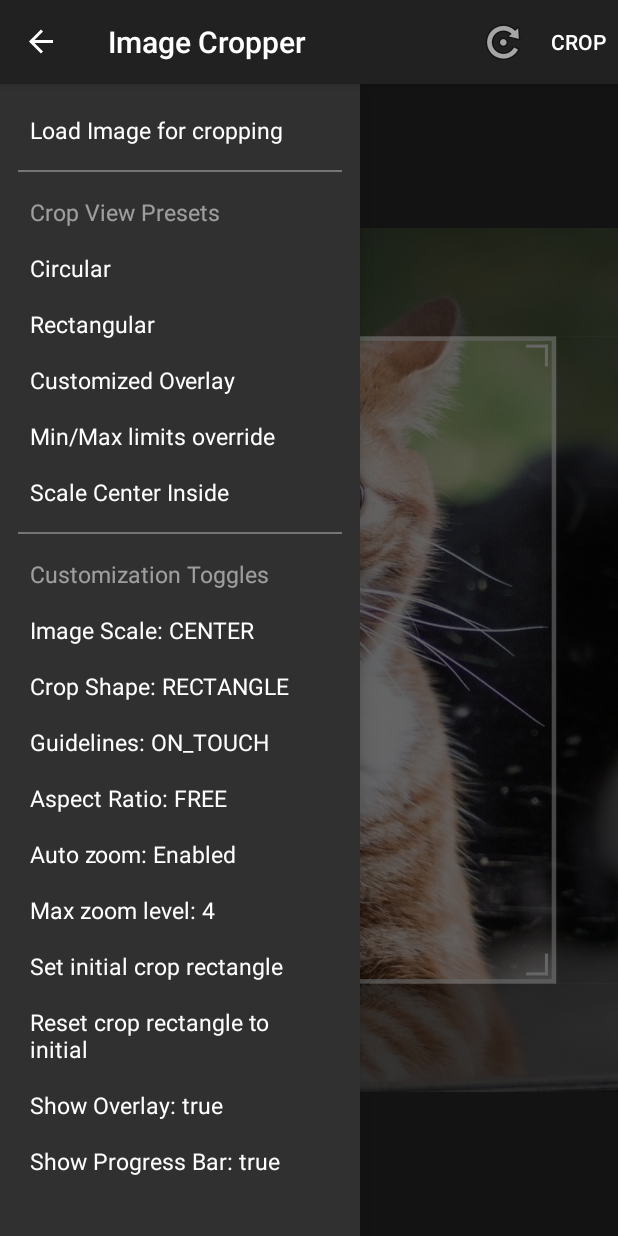
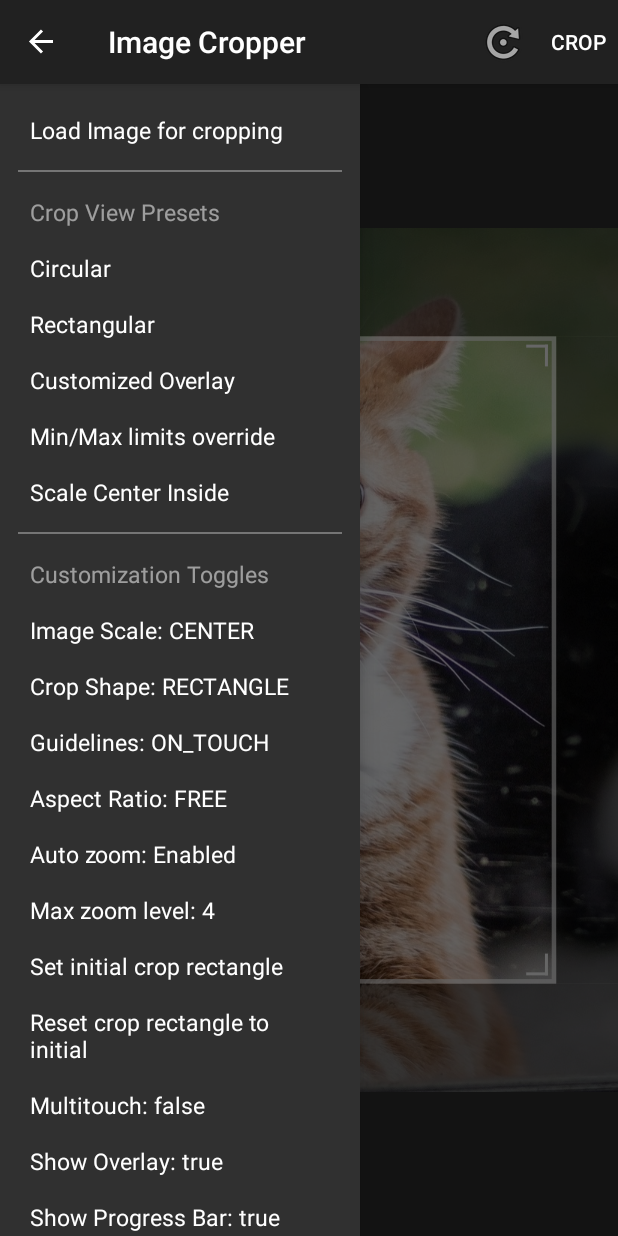
Before and after one commit to ArthurHub/Android-Image-Cropper, an Android app: the screen it shows after launch (MainActivity), after a tap on an icon or button, on a phone screen of 412 x 824 dp. Run offline under Robolectric (Android 15) with nearby library versions, the phone set to English and light mode, and no system bars; 3 other taps on this screen came first.

Commit message:
add multitouch toggle to sample app

```diff
--- a/sample/src/main/java/com/theartofdev/edmodo/cropper/sample/CropImageViewOptions.java
+++ b/sample/src/main/java/com/theartofdev/edmodo/cropper/sample/CropImageViewOptions.java
@@ -35,6 +35,8 @@ final class CropImageViewOptions {
 
     public boolean fixAspectRatio;
 
+    public boolean multitouch;
+
     public boolean showCropOverlay;
 
     public boolean showProgressBar;
--- a/sample/src/main/java/com/theartofdev/edmodo/cropper/sample/MainActivity.java
+++ b/sample/src/main/java/com/theartofdev/edmodo/cropper/sample/MainActivity.java
@@ -233,6 +233,11 @@ public class MainActivity extends AppCompatActivity {
                 mCurrentFragment.resetCropRect();
                 mDrawerLayout.closeDrawers();
                 break;
+            case R.id.drawer_option_toggle_multitouch:
+                mCropImageViewOptions.multitouch = !mCropImageViewOptions.multitouch;
+                mCurrentFragment.setCropImageViewOptions(mCropImageViewOptions);
+                updateDrawerTogglesByOptions(mCropImageViewOptions);
+                break;
             case R.id.drawer_option_toggle_show_overlay:
                 mCropImageViewOptions.showCropOverlay = !mCropImageViewOptions.showCropOverlay;
                 mCurrentFragment.setCropImageViewOptions(mCropImageViewOptions);
@@ -259,6 +264,7 @@ public class MainActivity extends AppCompatActivity {
         ((TextView) findViewById(R.id.drawer_option_toggle_scale)).setText(getResources().getString(R.string.drawer_option_toggle_scale, options.scaleType.name()));
         ((TextView) findViewById(R.id.drawer_option_toggle_shape)).setText(getResources().getString(R.string.drawer_option_toggle_shape, options.cropShape.name()));
         ((TextView) findViewById(R.id.drawer_option_toggle_guidelines)).setText(getResources().getString(R.string.drawer_option_toggle_guidelines, options.guidelines.name()));
+        ((TextView) findViewById(R.id.drawer_option_toggle_multitouch)).setText(getResources().getString(R.string.drawer_option_toggle_multitouch, Boolean.toString(options.multitouch)));
         ((TextView) findViewById(R.id.drawer_option_toggle_show_overlay)).setText(getResources().getString(R.string.drawer_option_toggle_show_overlay, Boolean.toString(options.showCropOverlay)));
         ((TextView) findViewById(R.id.drawer_option_toggle_show_progress_bar)).setText(getResources().getString(R.string.drawer_option_toggle_show_progress_bar, Boolean.toString(options.showProgressBar)));
 
--- a/sample/src/main/java/com/theartofdev/edmodo/cropper/sample/MainFragment.java
+++ b/sample/src/main/java/com/theartofdev/edmodo/cropper/sample/MainFragment.java
@@ -71,6 +71,7 @@ public final class MainFragment extends Fragment
         mCropImageView.setGuidelines(options.guidelines);
         mCropImageView.setAspectRatio(options.aspectRatio.first, options.aspectRatio.second);
         mCropImageView.setFixedAspectRatio(options.fixAspectRatio);
+        mCropImageView.setMultiTouchEnabled(options.multitouch);
         mCropImageView.setShowCropOverlay(options.showCropOverlay);
         mCropImageView.setShowProgressBar(options.showProgressBar);
         mCropImageView.setAutoZoomEnabled(options.autoZoomEnabled);
--- a/sample/src/main/res/layout/activity_main.xml
+++ b/sample/src/main/res/layout/activity_main.xml
@@ -127,6 +127,12 @@
                 android:text="@string/drawer_option_reset_crop_rect"/>
 
             <TextView
+                android:id="@+id/drawer_option_toggle_multitouch"
+                style="@style/Cropper.Widget.Drawer.Option.TextView"
+                android:onClick="onDrawerOptionClicked"
+                android:text="@string/drawer_option_toggle_multitouch"/>
+
+            <TextView
                 android:id="@+id/drawer_option_toggle_show_overlay"
                 style="@style/Cropper.Widget.Drawer.Option.TextView"
                 android:onClick="onDrawerOptionClicked"
--- a/sample/src/main/res/values/strings.xml
+++ b/sample/src/main/res/values/strings.xml
@@ -26,6 +26,7 @@
     <string name="drawer_option_toggle_max_zoom">Max zoom level: %1s</string>
     <string name="drawer_option_set_initial_crop_rect">Set initial crop rectangle</string>
     <string name="drawer_option_reset_crop_rect">Reset crop rectangle to initial</string>
+    <string name="drawer_option_toggle_multitouch">Multitouch: %1s</string>
     <string name="drawer_option_toggle_show_overlay">Show Overlay: %1s</string>
     <string name="drawer_option_toggle_show_progress_bar">Show Progress Bar: %1s</string>
 
```
